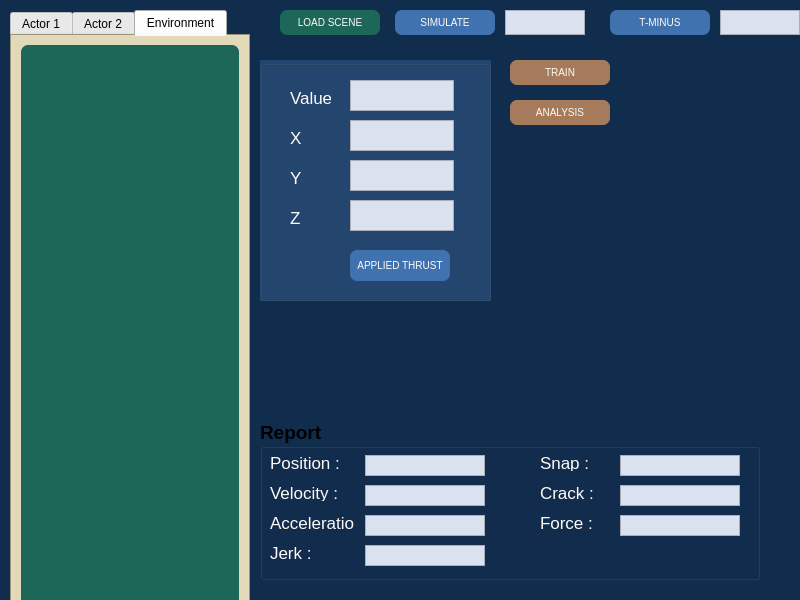
First picture: the form in mainwindow.ui, repository ilhanguler/SatSim, before the edit.
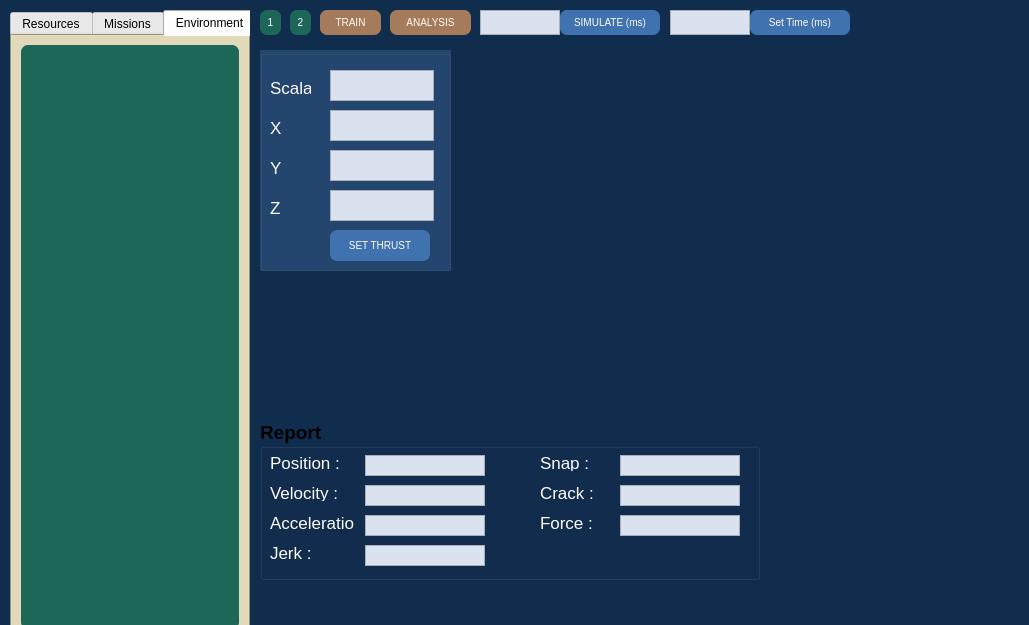
Second picture: the form after the edit. Icons and pictures are not drawn.

The edit to the form file:
```diff
--- a/mainwindow.ui
+++ b/mainwindow.ui
@@ -6,16 +6,10 @@
    <rect>
     <x>0</x>
     <y>0</y>
-    <width>800</width>
-    <height>600</height>
+    <width>1029</width>
+    <height>625</height>
    </rect>
   </property>
-  <property name="maximumSize">
-   <size>
-    <width>800</width>
-    <height>600</height>
-   </size>
-  </property>
   <property name="font">
    <font>
     <family>Helvetica</family>
@@ -81,7 +75,7 @@
       <string notr="true"/>
      </property>
      <attribute name="title">
-      <string>Actor 1</string>
+      <string>Resources</string>
      </attribute>
      <layout class="QHBoxLayout" name="horizontalLayout">
       <property name="leftMargin">
@@ -121,7 +115,7 @@
       <enum>Qt::LayoutDirection::LeftToRight</enum>
      </property>
      <attribute name="title">
-      <string>Actor 2</string>
+      <string>Missions</string>
      </attribute>
      <layout class="QHBoxLayout" name="horizontalLayout_2">
       <property name="leftMargin">
@@ -194,7 +188,7 @@
    <widget class="QTextEdit" name="simulateTextEdit">
     <property name="geometry">
      <rect>
-      <x>505</x>
+      <x>480</x>
       <y>10</y>
       <width>80</width>
       <height>25</height>
@@ -220,7 +214,7 @@
    <widget class="QPushButton" name="simulateButton">
     <property name="geometry">
      <rect>
-      <x>395</x>
+      <x>560</x>
       <y>10</y>
       <width>100</width>
       <height>25</height>
@@ -243,13 +237,13 @@
 </string>
     </property>
     <property name="text">
-     <string>SIMULATE</string>
+     <string>SIMULATE (ms)</string>
     </property>
    </widget>
    <widget class="QPushButton" name="forwardButton">
     <property name="geometry">
      <rect>
-      <x>610</x>
+      <x>750</x>
       <y>10</y>
       <width>100</width>
       <height>25</height>
@@ -272,13 +266,13 @@
 </string>
     </property>
     <property name="text">
-     <string>T-MINUS</string>
+     <string>Set Time (ms)</string>
     </property>
    </widget>
    <widget class="QTextEdit" name="forwardTextEdit">
     <property name="geometry">
      <rect>
-      <x>720</x>
+      <x>670</x>
       <y>10</y>
       <width>80</width>
       <height>25</height>
@@ -660,9 +654,9 @@
    <widget class="QPushButton" name="pushButton">
     <property name="geometry">
      <rect>
-      <x>280</x>
+      <x>260</x>
       <y>10</y>
-      <width>100</width>
+      <width>21</width>
       <height>25</height>
      </rect>
     </property>
@@ -681,16 +675,16 @@
 }</string>
     </property>
     <property name="text">
-     <string>LOAD SCENE</string>
+     <string>1</string>
     </property>
    </widget>
    <widget class="QGroupBox" name="thrustGroupBox">
     <property name="geometry">
      <rect>
       <x>260</x>
-      <y>60</y>
-      <width>231</width>
-      <height>241</height>
+      <y>50</y>
+      <width>191</width>
+      <height>221</height>
      </rect>
     </property>
     <property name="styleSheet">
@@ -704,7 +698,7 @@
     <widget class="QTextEdit" name="valueTextEdit">
      <property name="geometry">
       <rect>
-       <x>90</x>
+       <x>70</x>
        <y>20</y>
        <width>104</width>
        <height>31</height>
@@ -722,7 +716,7 @@
     <widget class="QLabel" name="valueLabel">
      <property name="geometry">
       <rect>
-       <x>30</x>
+       <x>10</x>
        <y>30</y>
        <width>41</width>
        <height>16</height>
@@ -740,13 +734,13 @@
 }</string>
      </property>
      <property name="text">
-      <string>Value :</string>
+      <string>Scalar :</string>
      </property>
     </widget>
     <widget class="QLabel" name="xLabel">
      <property name="geometry">
       <rect>
-       <x>30</x>
+       <x>10</x>
        <y>70</y>
        <width>41</width>
        <height>16</height>
@@ -770,7 +764,7 @@
     <widget class="QTextEdit" name="xTextEdit">
      <property name="geometry">
       <rect>
-       <x>90</x>
+       <x>70</x>
        <y>60</y>
        <width>104</width>
        <height>31</height>
@@ -788,7 +782,7 @@
     <widget class="QLabel" name="yLabel">
      <property name="geometry">
       <rect>
-       <x>30</x>
+       <x>10</x>
        <y>110</y>
        <width>41</width>
        <height>16</height>
@@ -812,7 +806,7 @@
     <widget class="QTextEdit" name="yTextEdit">
      <property name="geometry">
       <rect>
-       <x>90</x>
+       <x>70</x>
        <y>100</y>
        <width>104</width>
        <height>31</height>
@@ -830,7 +824,7 @@
     <widget class="QLabel" name="zLabel">
      <property name="geometry">
       <rect>
-       <x>30</x>
+       <x>10</x>
        <y>150</y>
        <width>41</width>
        <height>16</height>
@@ -854,7 +848,7 @@
     <widget class="QTextEdit" name="zTextEdit">
      <property name="geometry">
       <rect>
-       <x>90</x>
+       <x>70</x>
        <y>140</y>
        <width>104</width>
        <height>31</height>
@@ -872,8 +866,8 @@
     <widget class="QPushButton" name="thrustButton">
      <property name="geometry">
       <rect>
-       <x>90</x>
-       <y>190</y>
+       <x>70</x>
+       <y>180</y>
        <width>100</width>
        <height>31</height>
       </rect>
@@ -895,45 +889,16 @@
 </string>
      </property>
      <property name="text">
-      <string>APPLIED THRUST</string>
+      <string>SET THRUST</string>
      </property>
     </widget>
    </widget>
-   <widget class="QPushButton" name="trainButton">
-    <property name="geometry">
-     <rect>
-      <x>510</x>
-      <y>60</y>
-      <width>100</width>
-      <height>25</height>
-     </rect>
-    </property>
-    <property name="styleSheet">
-     <string notr="true">QPushButton {
-    background-color: #A67B5B; 
-    color: #FEFBF6;
-    text-align: center;
-    border-radius:7px;
-    font-size: 10px; 
-    font-weight: lighter; 
-}
-
-QPushButton:hover {
-    background-color: #6F4E37; 
-}
-
-</string>
-    </property>
-    <property name="text">
-     <string>TRAIN</string>
-    </property>
-   </widget>
    <widget class="QPushButton" name="analysisButton">
     <property name="geometry">
      <rect>
-      <x>510</x>
-      <y>100</y>
-      <width>100</width>
+      <x>390</x>
+      <y>10</y>
+      <width>81</width>
       <height>25</height>
      </rect>
     </property>
@@ -957,6 +922,62 @@
      <string>ANALYSIS</string>
     </property>
    </widget>
+   <widget class="QPushButton" name="loadButton_2">
+    <property name="geometry">
+     <rect>
+      <x>290</x>
+      <y>10</y>
+      <width>21</width>
+      <height>25</height>
+     </rect>
+    </property>
+    <property name="styleSheet">
+     <string notr="true">QPushButton {
+    background-color: #1C6758; 
+    text-align: center;
+    color: #FEFBF6;
+    border-radius:7px;
+    font-size: 10px; 
+    font-weight: lighter; 
+}
+
+QPushButton:hover {
+    background-color: #115144; 
+}</string>
+    </property>
+    <property name="text">
+     <string>2</string>
+    </property>
+   </widget>
+   <widget class="QPushButton" name="trainButton">
+    <property name="geometry">
+     <rect>
+      <x>320</x>
+      <y>10</y>
+      <width>61</width>
+      <height>25</height>
+     </rect>
+    </property>
+    <property name="styleSheet">
+     <string notr="true">QPushButton {
+    background-color: #A67B5B; 
+    color: #FEFBF6;
+    text-align: center;
+    border-radius:7px;
+    font-size: 10px; 
+    font-weight: lighter; 
+}
+
+QPushButton:hover {
+    background-color: #6F4E37; 
+}
+
+</string>
+    </property>
+    <property name="text">
+     <string>TRAIN</string>
+    </property>
+   </widget>
   </widget>
  </widget>
  <resources/>
```
Left out of the diff: 10 changed lines with no effect on the pictures.
